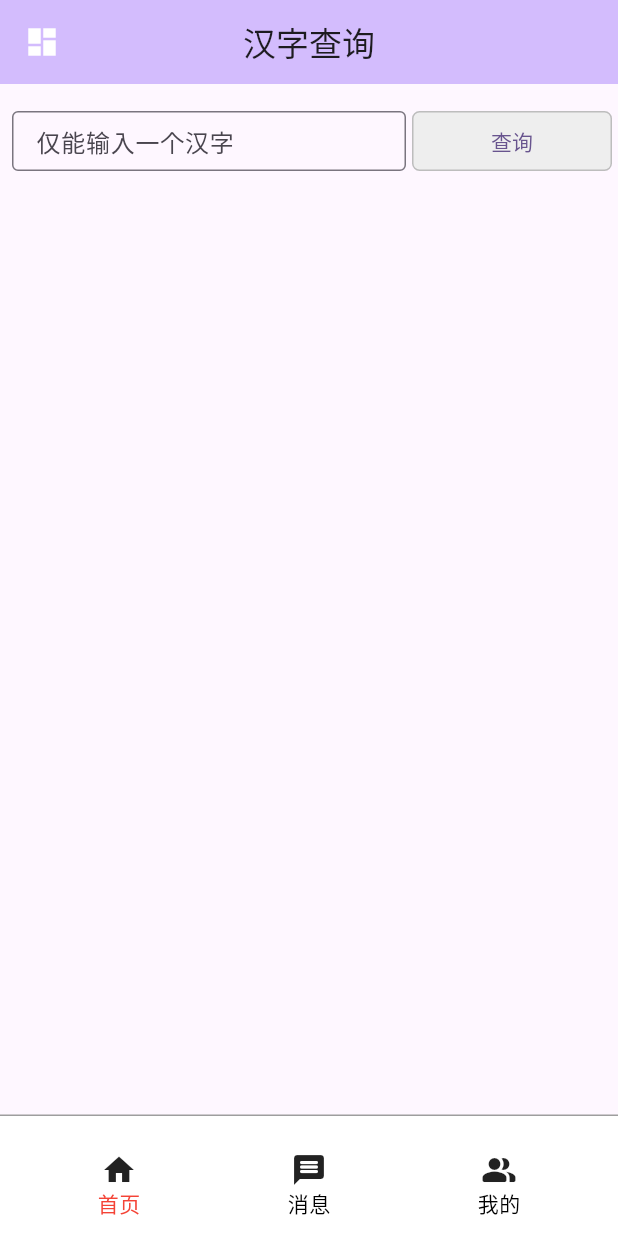
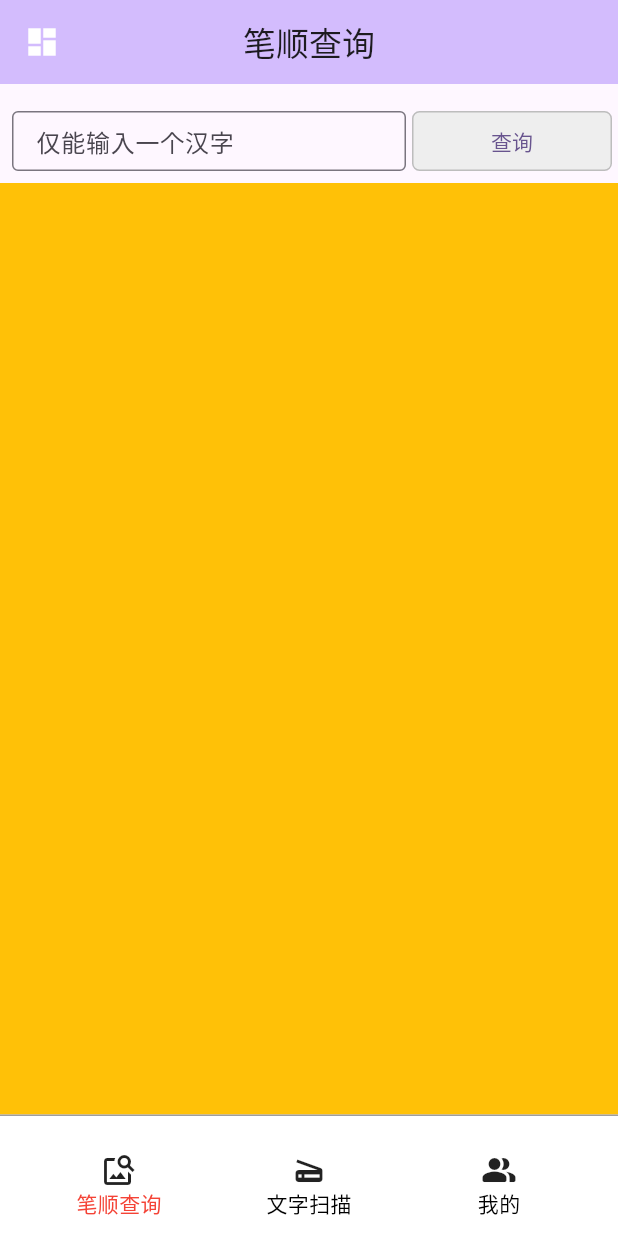
Before and after one commit to CyXiaoFeng/chineseStrock, a Flutter app: the screen it shows after launch, on a phone screen of 412 x 824 dp. Run offline on Flutter 3.47's test engine with Material 3 defaults, Android fonts, the phone set to English and light mode, and no system bars; our stand-ins replace permission_handler, universal_io.

Commit message:
增加了文字扫描的功能，下一步实现文字扫描

```diff
--- a/lib/main.dart
+++ b/lib/main.dart
@@ -9,7 +9,8 @@ import 'package:html/parser.dart' as htmlParser;
 import 'package:permission_handler/permission_handler.dart';
 import 'package:universal_io/io.dart';
 
-import 'pages/ChildItemPage.dart';
+import 'pages/StrockQueryPage.dart';
+import 'pages/WordScanPage.dart';
 
 void main() {
   if (Platform.isAndroid) {
@@ -73,9 +74,9 @@ class MyHomePage extends StatefulWidget {
 class _MyHomePageState extends State<MyHomePage> {
   int currentPage = 0;
   final pages = [
-    const ChildItemPage(title: "汉字查询"),
-    const ChildItemPage(title: "消息"),
-    const ChildItemPage(title: "我的")
+    const StrockQueryPage(title: "笔顺查询"),
+    const WordScanPage(title: "文字扫描"),
+    const StrockQueryPage(title: "我的")
   ];
   BottomNavigation? bnav;
 
@@ -87,12 +88,12 @@ class _MyHomePageState extends State<MyHomePage> {
 
   final List<BottomNavigationBarItem> navItems = [
     const BottomNavigationBarItem(
-      icon: Icon(Icons.home),
-      label: '首页',
+      icon: Icon(Icons.image_search),
+      label: '笔顺查询',
     ),
     const BottomNavigationBarItem(
-      icon: Icon(Icons.message_rounded),
-      label: '消息',
+      icon: Icon(Icons.scanner),
+      label: '文字扫描',
     ),
     const BottomNavigationBarItem(
       icon: Icon(Icons.people_alt_rounded),
@@ -102,20 +103,6 @@ class _MyHomePageState extends State<MyHomePage> {
   @override
   Widget build(BuildContext context) {
     return Scaffold(
-        appBar: AppBar(
-          centerTitle: true,
-          backgroundColor: Theme.of(context).colorScheme.inversePrimary,
-          title: const Text('汉字查询'),
-          leading: Builder(builder: (context) {
-            return IconButton(
-              icon: const Icon(Icons.dashboard, color: Colors.white), //自定义图标
-              onPressed: () {
-                // 打开抽屉菜单
-                Scaffold.of(context).openDrawer();
-              },
-            );
-          }),
-        ),
         bottomNavigationBar: getNav(),
         // floatingActionButton: FloatingActionButton(
         //   onPressed: () {},
--- a/lib/pages/ChildItemPage.dart
+++ b/lib/pages/StrockQueryPage.dart
@@ -5,15 +5,15 @@ import 'package:http/http.dart' as http;
 // ignore: library_prefixes
 import 'package:html/parser.dart' as htmlParser;
 
-class ChildItemPage extends StatefulWidget {
+class StrockQueryPage extends StatefulWidget {
   final String title;
-  const ChildItemPage({super.key, required this.title});
+  const StrockQueryPage({super.key, required this.title});
 
   @override
   State<StatefulWidget> createState() => _GetChildItemPageState();
 }
 
-class _GetChildItemPageState extends State<ChildItemPage> {
+class _GetChildItemPageState extends State<StrockQueryPage> {
   String? _imageUrl;
   final TextEditingController _textEditingController = TextEditingController();
   bool _showClearButton = false;
@@ -31,23 +31,37 @@ class _GetChildItemPageState extends State<ChildItemPage> {
   @override
   Widget build(BuildContext context) {
     // print(widget.title);
-    return Column(
+    return Scaffold(
+      appBar: AppBar(
+        centerTitle: true,
+        backgroundColor: Theme.of(context).colorScheme.inversePrimary,
+        title: Text(widget.title),
+        leading: Builder(builder: (context) {
+          return IconButton(
+            icon: const Icon(Icons.dashboard, color: Colors.white), //自定义图标
+            onPressed: () {
+              // 打开抽屉菜单
+              Scaffold.of(context).openDrawer();
+            },
+          );
+        }),
+      ),
+      body: Column(
         children: <Widget>[
           Container(height: 10.0),
           _buildQuery(),
           Expanded(
+            child: Scrollbar(
+                child: Container(
+                    color: Colors.amber,
+                    width: MediaQuery.of(context).size.width,
                     child: SingleChildScrollView(
-            child: Column(
-              children: <Widget>[
-                Padding(
-                  padding: const EdgeInsets.all(15.0),
-                  child: _buildImage(_imageUrl),
+                      padding: const EdgeInsets.all(5.0),
+                      child: Center(child: _buildImage(_imageUrl)),
+                    ))),
           ),
         ],
       ),
-          ),
-        ),
-      ],
     );
   }
 
```
Also changed, not shown: lib/pages/WordScanPage.dart (added, +31 -0 lines). Lines whose indentation alone changed are shown as unchanged.
